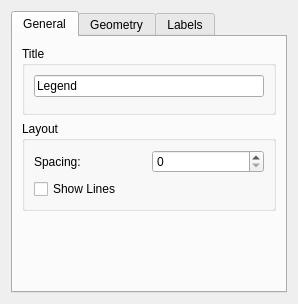
Qt form kchart/shape/ChartLegendConfigWidget.ui (KDE/koffice-chartingshape) before a commit.
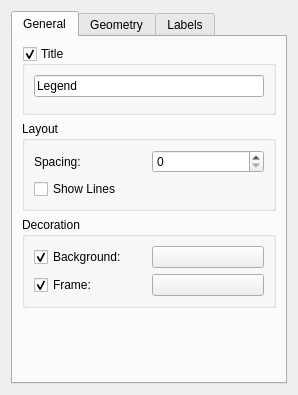
The same form after that commit. Icons and pictures are not drawn. Custom widgets are drawn as their Qt base class.

Diff of the .ui file:
```diff
--- a/kchart/shape/ChartLegendConfigWidget.ui
+++ b/kchart/shape/ChartLegendConfigWidget.ui
@@ -6,7 +6,7 @@
     <x>0</x>
     <y>0</y>
     <width>298</width>
-    <height>304</height>
+    <height>395</height>
    </rect>
   </property>
   <property name="windowTitle" >
@@ -32,11 +32,17 @@
        <string>General</string>
       </attribute>
       <layout class="QGridLayout" >
-       <item row="0" column="0" colspan="2" >
-        <widget class="QGroupBox" name="groupBox" >
+       <item row="0" column="0" >
+        <widget class="QGroupBox" name="showTitle" >
+         <property name="toolTip" >
+          <string/>
+         </property>
          <property name="title" >
           <string>Title</string>
          </property>
+         <property name="checkable" >
+          <bool>true</bool>
+         </property>
          <layout class="QGridLayout" >
           <item row="0" column="0" >
            <widget class="QLineEdit" name="title" >
@@ -51,7 +57,7 @@
          </layout>
         </widget>
        </item>
-       <item rowspan="2" row="1" column="0" colspan="2" >
+       <item row="1" column="0" >
         <widget class="QGroupBox" name="groupBox_2" >
          <property name="title" >
           <string>Layout</string>
@@ -90,6 +96,67 @@
          </property>
         </spacer>
        </item>
+       <item row="2" column="0" >
+        <widget class="QGroupBox" name="groupBox" >
+         <property name="title" >
+          <string>Decoration</string>
+         </property>
+         <layout class="QGridLayout" >
+          <item row="0" column="0" >
+           <widget class="QCheckBox" name="checkBox" >
+            <property name="text" >
+             <string>Background:</string>
+            </property>
+            <property name="checked" >
+             <bool>true</bool>
+            </property>
+           </widget>
+          </item>
+          <item row="1" column="0" >
+           <widget class="QCheckBox" name="checkBox_2" >
+            <property name="text" >
+             <string>Frame:</string>
+            </property>
+            <property name="checked" >
+             <bool>true</bool>
+            </property>
+           </widget>
+          </item>
+          <item row="0" column="1" >
+           <widget class="KColorButton" name="kcolorbutton" >
+            <property name="text" >
+             <string/>
+            </property>
+            <property name="color" >
+             <color>
+              <red>255</red>
+              <green>255</green>
+              <blue>255</blue>
+             </color>
+            </property>
+            <property name="defaultColor" >
+             <color>
+              <red>255</red>
+              <green>255</green>
+              <blue>255</blue>
+             </color>
+            </property>
+           </widget>
+          </item>
+          <item row="1" column="1" >
+           <widget class="KColorButton" name="kcolorbutton_2" >
+            <property name="color" >
+             <color>
+              <red>0</red>
+              <green>0</green>
+              <blue>0</blue>
+             </color>
+            </property>
+           </widget>
+          </item>
+         </layout>
+        </widget>
+       </item>
       </layout>
      </widget>
      <widget class="QWidget" name="tabGeometry" >
@@ -150,7 +217,7 @@
              <string/>
             </property>
             <property name="icon" >
-             <iconset/>
+             <iconset>../../../../../.designer/backup</iconset>
             </property>
             <property name="flat" >
              <bool>true</bool>
@@ -322,6 +389,11 @@
   </layout>
  </widget>
  <customwidgets>
+  <customwidget>
+   <class>KColorButton</class>
+   <extends>QPushButton</extends>
+   <header>kcolorbutton.h</header>
+  </customwidget>
   <customwidget>
    <class>KFontRequester</class>
    <extends>QWidget</extends>
```
